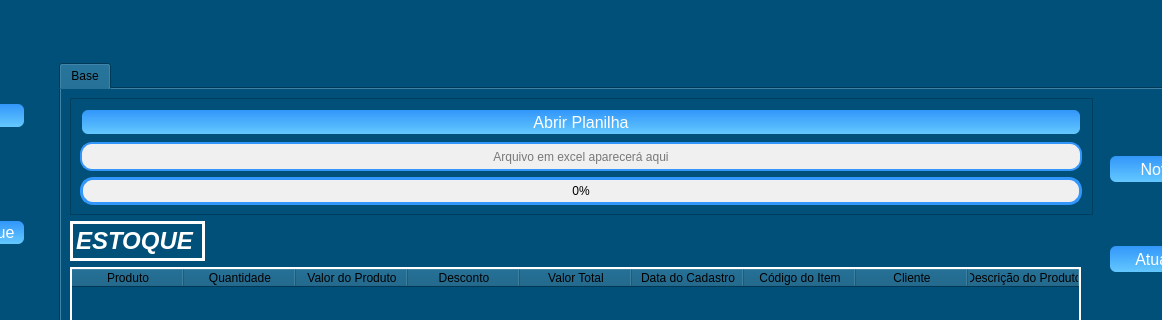
The window that novamaine.ui (KevenLucas025/ProjetoERP) describes before a commit, drawn with Qt 5; both pictures show x 136 to 1298 and y 0 to 320 of the 1445 by 820 pixel window.
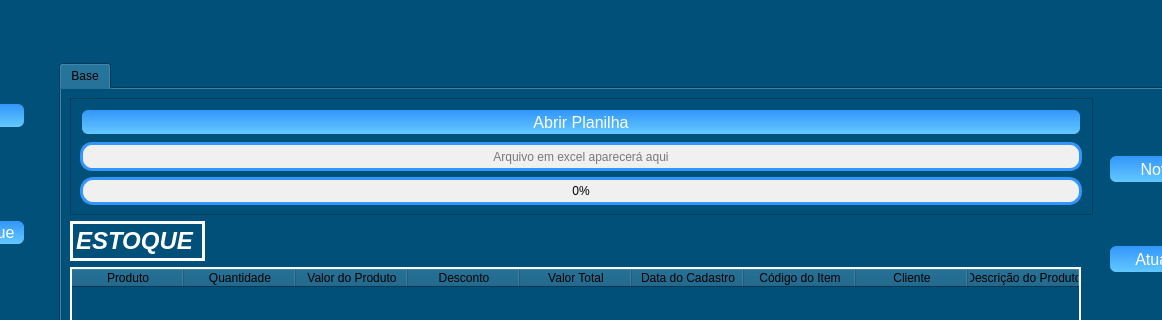
The same window after the commit. The open tabs and pages were chosen to show the change. Icons and pictures are not drawn.

Commit message: Configurado bordas das lines especificas/ alterado espessura delas no qtdesigner

The edit to the form file:
```diff
--- a/novamaine.ui
+++ b/novamaine.ui
@@ -1433,7 +1433,7 @@
                        <string notr="true">QLineEdit {
 	color: black;
     background-color: rgb(240, 240, 240); /* Cor de fundo cinza claro */
-    border: 2px solid rgb(50, 150,250); /* Borda azul */
+    border: 3px solid rgb(50, 150,250); /* Borda azul */
     border-radius: 12px; /* Cantos arredondados */
     padding: 3px; /* Espaçamento interno */
 }
```
Left out of the diff: 8 changed lines with no effect on the pictures. The commit also changes 2 other files.
